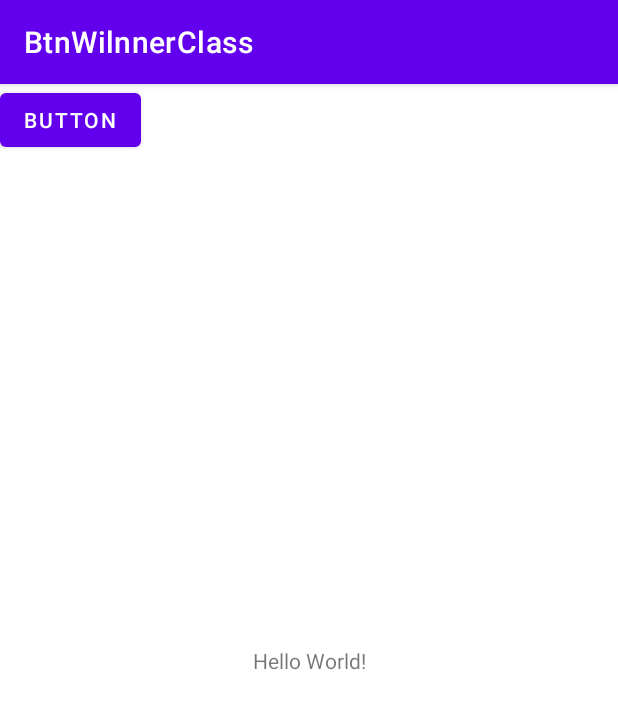
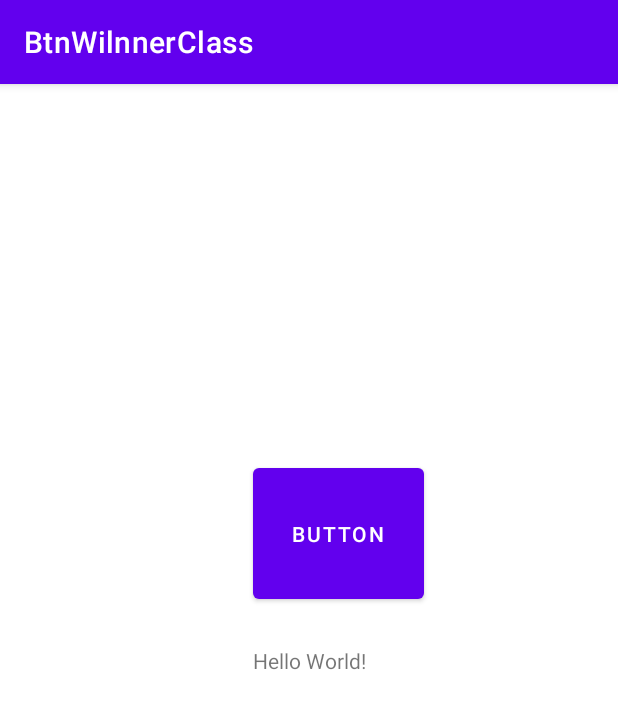
Before and after one commit to oolozl/BtnWilnnerClass, an Android app: the screen it shows after launch (MainActivity), on a phone screen of 412 x 824 dp. Shown: the top 709 px of the screen. Run offline under Robolectric (Android 15) with nearby library versions, the phone set to English and light mode, and no system bars; 2 statements that could not run were skipped.

Commit message:
listener class in a separate file

```diff
--- a/app/src/main/java/com/example/btnwilnnerclass/MainActivity.java
+++ b/app/src/main/java/com/example/btnwilnnerclass/MainActivity.java
@@ -3,12 +3,21 @@ package com.example.btnwilnnerclass;
 import androidx.appcompat.app.AppCompatActivity;
 
 import android.os.Bundle;
+import android.widget.Button;
+import android.widget.TextView;
 
 public class MainActivity extends AppCompatActivity {
+    Button mButton1;
+    TextView mTextView1;
 
     @Override
     protected void onCreate(Bundle savedInstanceState) {
         super.onCreate(savedInstanceState);
         setContentView(R.layout.activity_main);
+
+        mButton1 = findViewById(R.id.button);
+        mTextView1 = findViewById(R.id.textView1);
+
+        mButton1.setOnClickListener(new MyOnclickListener(this));
     }
 }
--- /dev/null
+++ b/app/src/main/java/com/example/btnwilnnerclass/MyOnclickListener.java
@@ -0,0 +1,16 @@
+package com.example.btnwilnnerclass;
+
+import android.view.View;
+
+public class MyOnclickListener implements View.OnClickListener {
+    MainActivity mainActivity;
+    public MyOnclickListener(MainActivity mainActivity) {
+
+        this.mainActivity = mainActivity;
+    }
+    @Override
+    public void onClick(View v) {
+        mainActivity.mTextView1.setText("You clicked button 1");
+
+    }
+}
--- a/app/src/main/res/layout/activity_main.xml
+++ b/app/src/main/res/layout/activity_main.xml
@@ -7,6 +7,7 @@
     tools:context=".MainActivity">
 
     <TextView
+        android:id="@+id/textView1"
         android:layout_width="wrap_content"
         android:layout_height="wrap_content"
         android:text="Hello World!"
@@ -16,12 +17,13 @@
         app:layout_constraintTop_toTopOf="parent" />
 
     <Button
-        android:id="@+id/button"
-        android:layout_width="wrap_content"
-        android:layout_height="wrap_content"
+        android:id="@+id/button1"
+        android:layout_width="114dp"
+        android:layout_height="99dp"
+        android:layout_marginBottom="25dp"
         android:text="Button"
-        tools:layout_editor_absoluteX="168dp"
-        tools:layout_editor_absoluteY="283dp"
+        app:layout_constraintBottom_toTopOf="@+id/textView1"
+        app:layout_constraintStart_toStartOf="@+id/textView1"
         tools:ignore="MissingConstraints" />
 
 </androidx.constraintlayout.widget.ConstraintLayout>
```
